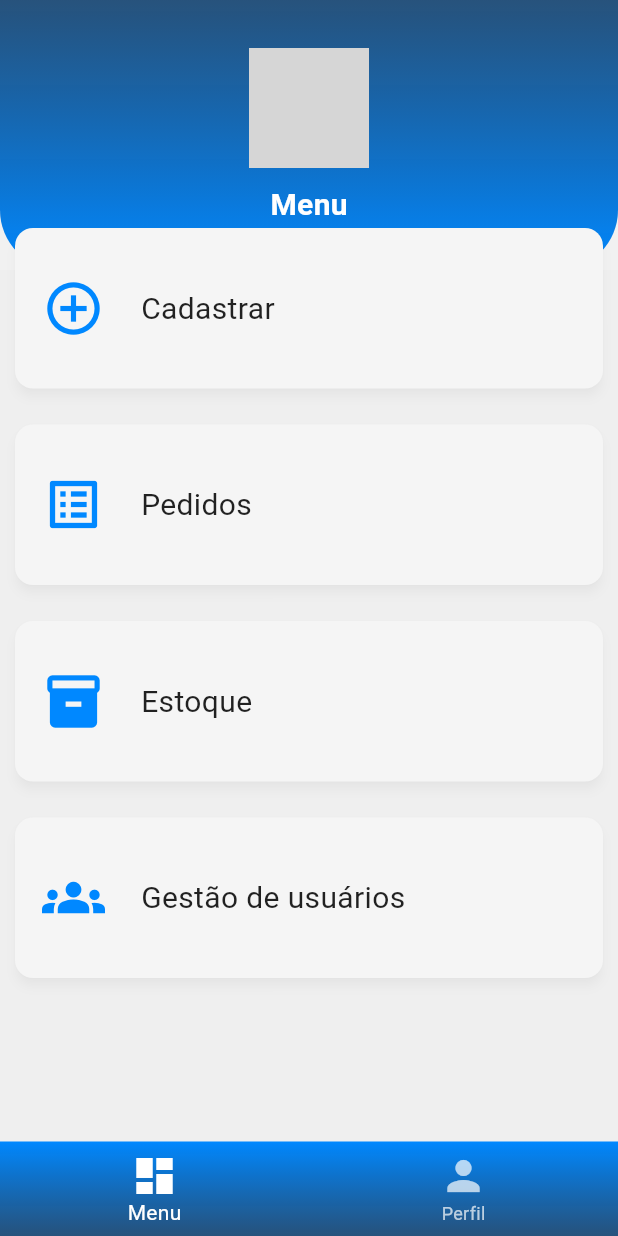
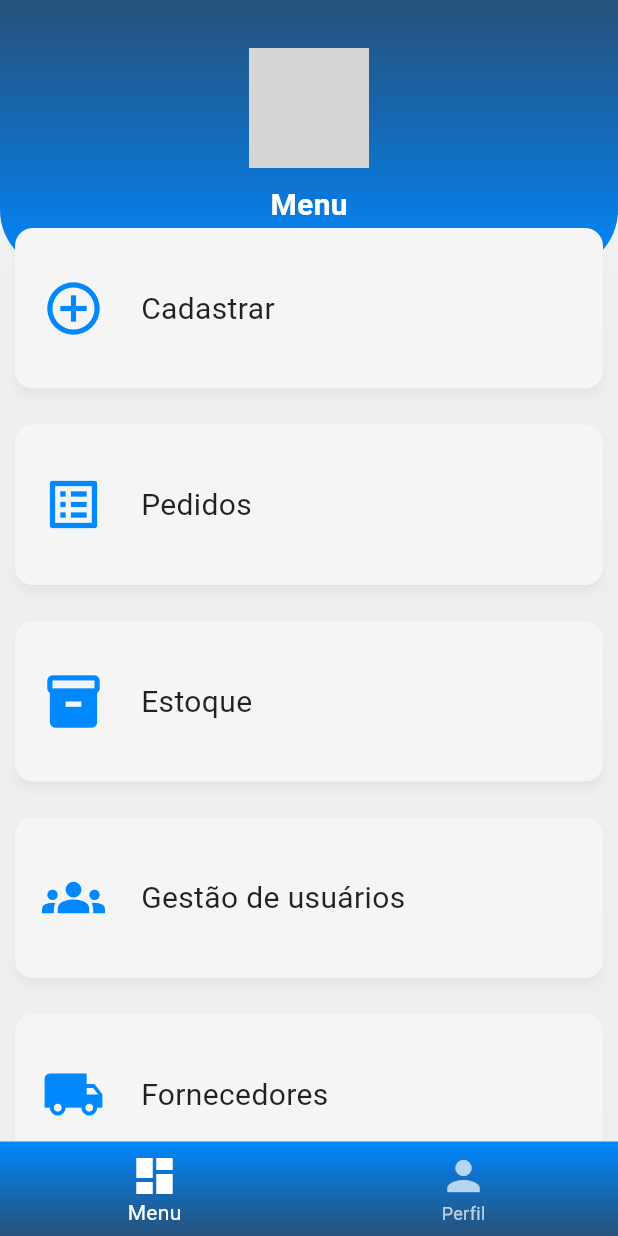
Before and after one commit to Code-Nine-FTC/MobileInterface-2025.2, a Flutter app: the MenuPage screen opened by its route, on a phone screen of 412 x 824 dp. Run offline on Flutter 3.47's test engine with Material 3 defaults, Android fonts, the phone set to English and light mode, and no system bars; our stand-ins replace flutter_secure_storage, flutter_svg, mask_text_input_formatter; accounts and stored records are empty; grey boxes are pictures that could not be loaded.

Commit message:
feat: adicionado ao menu a página de listagem de fornecedores

```diff
--- a/lib/presentation/pages/menu.dart
+++ b/lib/presentation/pages/menu.dart
@@ -69,6 +69,13 @@ Widget build(BuildContext context) {
             Navigator.pushNamed(context, '/user_management');
           },
         ),
+        _buildCard(
+          icon: Icons.local_shipping,
+          label: 'Fornecedores',
+          onTap: () {
+            Navigator.pushNamed(context, '/supplier_management');
+          },
+        ),
       ],
     ),
   );
```
